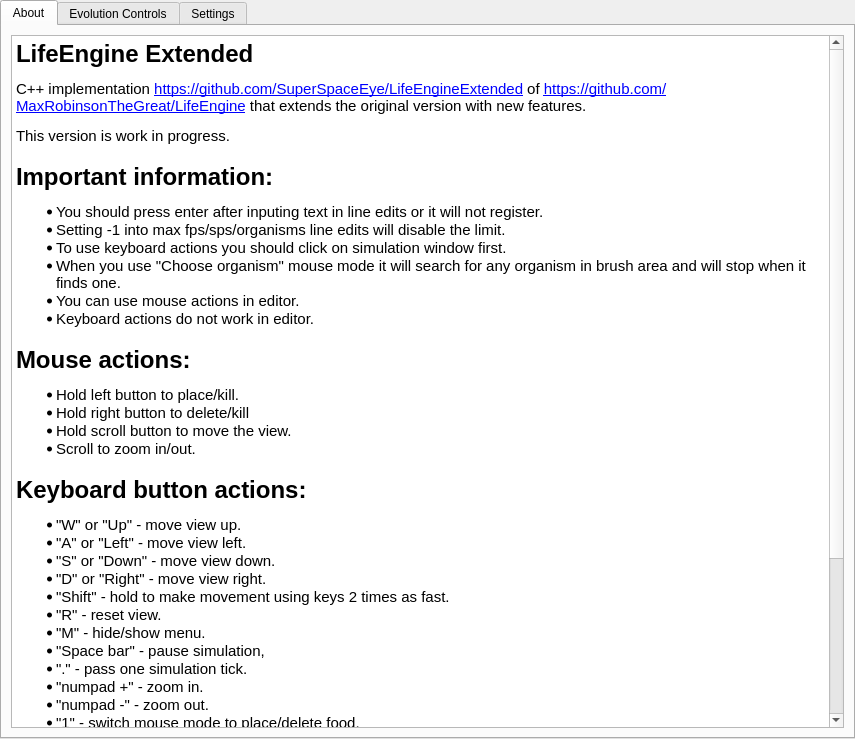
Qt form Source/UiFiles/info.ui (SuperSpaceEye/LifeEngineExtended) before a commit.
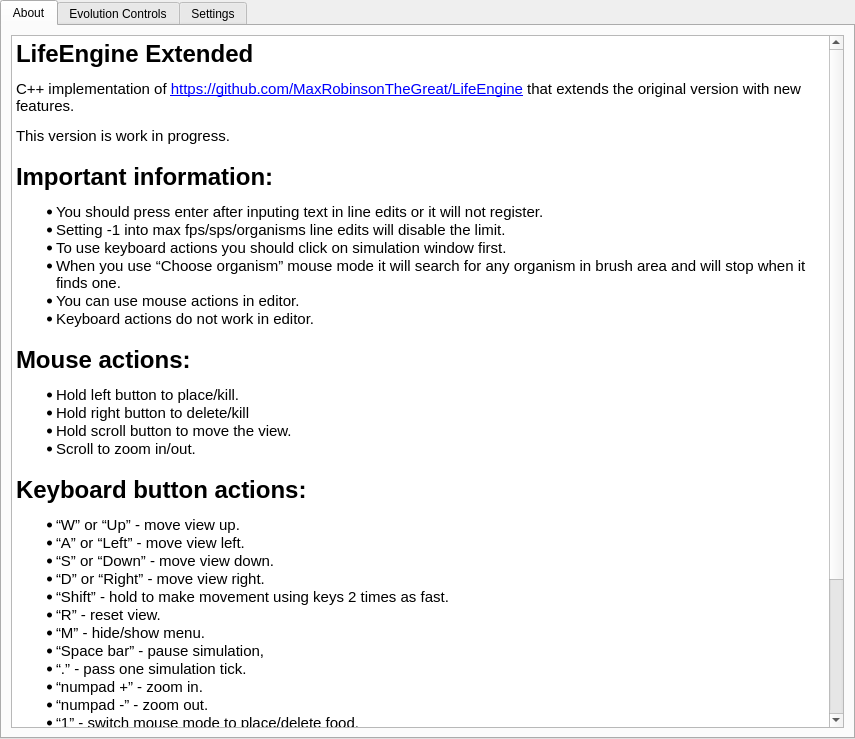
The same form after that commit.

Commit message: edited info a bit.

What changed in the file:
```diff
--- a/Source/UiFiles/info.ui
+++ b/Source/UiFiles/info.ui
@@ -46,41 +46,40 @@
 &lt;html&gt;&lt;head&gt;&lt;meta name=&quot;qrichtext&quot; content=&quot;1&quot; /&gt;&lt;style type=&quot;text/css&quot;&gt;
 p, li { white-space: pre-wrap; }
 &lt;/style&gt;&lt;/head&gt;&lt;body style=&quot; font-family:'Ubuntu'; font-size:11pt; font-weight:400; font-style:normal;&quot;&gt;
-&lt;h1 style=&quot; margin-top:18px; margin-bottom:12px; margin-left:0px; margin-right:0px; -qt-block-indent:0; text-indent:0px;&quot;&gt;&lt;a name=&quot;lifeengine-extended&quot;&gt;&lt;/a&gt;&lt;span style=&quot; font-size:xx-large; font-weight:600;&quot;&gt;L&lt;/span&gt;&lt;span style=&quot; font-size:xx-large; font-weight:600;&quot;&gt;ifeEngine Extended&lt;/span&gt;&lt;/h1&gt;
-&lt;p style=&quot; margin-top:12px; margin-bottom:12px; margin-left:0px; margin-right:0px; -qt-block-indent:0; text-indent:0px;&quot;&gt;C++ implementation &lt;a href=&quot;https://github.com/SuperSpaceEye/LifeEngineExtended&quot;&gt;&lt;span style=&quot; text-decoration: underline; color:#0000ff;&quot;&gt;https://github.com/SuperSpaceEye/LifeEngineExtended&lt;/span&gt;&lt;/a&gt; of &lt;a href=&quot;https://github.com/MaxRobinsonTheGreat/LifeEngine&quot;&gt;&lt;span style=&quot; text-decoration: underline; color:#0000ff;&quot;&gt;https://github.com/MaxRobinsonTheGreat/LifeEngine&lt;/span&gt;&lt;/a&gt; that extends the original version with new features.&lt;/p&gt;
+&lt;h1 style=&quot; margin-top:18px; margin-bottom:12px; margin-left:0px; margin-right:0px; -qt-block-indent:0; text-indent:0px;&quot;&gt;&lt;a name=&quot;LifeEngine_Extended_0&quot;&gt;&lt;/a&gt;&lt;span style=&quot; font-size:xx-large; font-weight:600;&quot;&gt;L&lt;/span&gt;&lt;span style=&quot; font-size:xx-large; font-weight:600;&quot;&gt;ifeEngine Extended&lt;/span&gt;&lt;/h1&gt;
+&lt;p style=&quot; margin-top:12px; margin-bottom:12px; margin-left:0px; margin-right:0px; -qt-block-indent:0; text-indent:0px;&quot;&gt;C++ implementation of &lt;a href=&quot;https://github.com/MaxRobinsonTheGreat/LifeEngine&quot;&gt;&lt;span style=&quot; text-decoration: underline; color:#0000ff;&quot;&gt;https://github.com/MaxRobinsonTheGreat/LifeEngine&lt;/span&gt;&lt;/a&gt; that extends the original version with new features.&lt;/p&gt;
 &lt;p style=&quot; margin-top:12px; margin-bottom:12px; margin-left:0px; margin-right:0px; -qt-block-indent:0; text-indent:0px;&quot;&gt;This version is work in progress.&lt;/p&gt;
-&lt;h1 style=&quot; margin-top:18px; margin-bottom:12px; margin-left:0px; margin-right:0px; -qt-block-indent:0; text-indent:0px;&quot;&gt;&lt;a name=&quot;important-information-&quot;&gt;&lt;/a&gt;&lt;span style=&quot; font-size:xx-large; font-weight:600;&quot;&gt;I&lt;/span&gt;&lt;span style=&quot; font-size:xx-large; font-weight:600;&quot;&gt;mportant information:&lt;/span&gt;&lt;/h1&gt;
+&lt;h1 style=&quot; margin-top:18px; margin-bottom:12px; margin-left:0px; margin-right:0px; -qt-block-indent:0; text-indent:0px;&quot;&gt;&lt;a name=&quot;Important_information_5&quot;&gt;&lt;/a&gt;&lt;span style=&quot; font-size:xx-large; font-weight:600;&quot;&gt;I&lt;/span&gt;&lt;span style=&quot; font-size:xx-large; font-weight:600;&quot;&gt;mportant information:&lt;/span&gt;&lt;/h1&gt;
 &lt;ul style=&quot;margin-top: 0px; margin-bottom: 0px; margin-left: 0px; margin-right: 0px; -qt-list-indent: 1;&quot;&gt;&lt;li style=&quot; margin-top:12px; margin-bottom:0px; margin-left:0px; margin-right:0px; -qt-block-indent:0; text-indent:0px;&quot;&gt;You should press enter after inputing text in line edits or it will not register.&lt;/li&gt;
 &lt;li style=&quot; margin-top:0px; margin-bottom:0px; margin-left:0px; margin-right:0px; -qt-block-indent:0; text-indent:0px;&quot;&gt;Setting -1 into max fps/sps/organisms line edits will disable the limit.&lt;/li&gt;
 &lt;li style=&quot; margin-top:0px; margin-bottom:0px; margin-left:0px; margin-right:0px; -qt-block-indent:0; text-indent:0px;&quot;&gt;To use keyboard actions you should click on simulation window first.&lt;/li&gt;
-&lt;li style=&quot; margin-top:0px; margin-bottom:0px; margin-left:0px; margin-right:0px; -qt-block-indent:0; text-indent:0px;&quot;&gt;When you use &amp;quot;Choose organism&amp;quot; mouse mode it will search for any organism in brush area and will stop when it finds one.&lt;/li&gt;
+&lt;li style=&quot; margin-top:0px; margin-bottom:0px; margin-left:0px; margin-right:0px; -qt-block-indent:0; text-indent:0px;&quot;&gt;When you use “Choose organism” mouse mode it will search for any organism in brush area and will stop when it finds one.&lt;/li&gt;
 &lt;li style=&quot; margin-top:0px; margin-bottom:0px; margin-left:0px; margin-right:0px; -qt-block-indent:0; text-indent:0px;&quot;&gt;You can use mouse actions in editor.&lt;/li&gt;
 &lt;li style=&quot; margin-top:0px; margin-bottom:12px; margin-left:0px; margin-right:0px; -qt-block-indent:0; text-indent:0px;&quot;&gt;Keyboard actions do not work in editor.&lt;/li&gt;&lt;/ul&gt;
-&lt;h1 style=&quot; margin-top:18px; margin-bottom:12px; margin-left:0px; margin-right:0px; -qt-block-indent:0; text-indent:0px;&quot;&gt;&lt;a name=&quot;mouse-actions-&quot;&gt;&lt;/a&gt;&lt;span style=&quot; font-size:xx-large; font-weight:600;&quot;&gt;M&lt;/span&gt;&lt;span style=&quot; font-size:xx-large; font-weight:600;&quot;&gt;ouse actions:&lt;/span&gt;&lt;/h1&gt;
+&lt;h1 style=&quot; margin-top:18px; margin-bottom:12px; margin-left:0px; margin-right:0px; -qt-block-indent:0; text-indent:0px;&quot;&gt;&lt;a name=&quot;Mouse_actions_13&quot;&gt;&lt;/a&gt;&lt;span style=&quot; font-size:xx-large; font-weight:600;&quot;&gt;M&lt;/span&gt;&lt;span style=&quot; font-size:xx-large; font-weight:600;&quot;&gt;ouse actions:&lt;/span&gt;&lt;/h1&gt;
 &lt;ul style=&quot;margin-top: 0px; margin-bottom: 0px; margin-left: 0px; margin-right: 0px; -qt-list-indent: 1;&quot;&gt;&lt;li style=&quot; margin-top:12px; margin-bottom:0px; margin-left:0px; margin-right:0px; -qt-block-indent:0; text-indent:0px;&quot;&gt;Hold left button to place/kill.&lt;/li&gt;
 &lt;li style=&quot; margin-top:0px; margin-bottom:0px; margin-left:0px; margin-right:0px; -qt-block-indent:0; text-indent:0px;&quot;&gt;Hold right button to delete/kill&lt;/li&gt;
 &lt;li style=&quot; margin-top:0px; margin-bottom:0px; margin-left:0px; margin-right:0px; -qt-block-indent:0; text-indent:0px;&quot;&gt;Hold scroll button to move the view.&lt;/li&gt;
 &lt;li style=&quot; margin-top:0px; margin-bottom:12px; margin-left:0px; margin-right:0px; -qt-block-indent:0; text-indent:0px;&quot;&gt;Scroll to zoom in/out.&lt;/li&gt;&lt;/ul&gt;
-&lt;h1 style=&quot; margin-top:18px; margin-bottom:12px; margin-left:0px; margin-right:0px; -qt-block-indent:0; text-indent:0px;&quot;&gt;&lt;a name=&quot;keyboard-button-actions-&quot;&gt;&lt;/a&gt;&lt;span style=&quot; font-size:xx-large; font-weight:600;&quot;&gt;K&lt;/span&gt;&lt;span style=&quot; font-size:xx-large; font-weight:600;&quot;&gt;eyboard button actions:&lt;/span&gt;&lt;/h1&gt;
-&lt;ul style=&quot;margin-top: 0px; margin-bottom: 0px; margin-left: 0px; margin-right: 0px; -qt-list-indent: 1;&quot;&gt;&lt;li style=&quot; margin-top:12px; margin-bottom:0px; margin-left:0px; margin-right:0px; -qt-block-indent:0; text-indent:0px;&quot;&gt;&amp;quot;W&amp;quot; or &amp;quot;Up&amp;quot; - move view up.&lt;/li&gt;
-&lt;li style=&quot; margin-top:0px; margin-bottom:0px; margin-left:0px; margin-right:0px; -qt-block-indent:0; text-indent:0px;&quot;&gt;&amp;quot;A&amp;quot; or &amp;quot;Left&amp;quot; - move view left.&lt;/li&gt;
-&lt;li style=&quot; margin-top:0px; margin-bottom:0px; margin-left:0px; margin-right:0px; -qt-block-indent:0; text-indent:0px;&quot;&gt;&amp;quot;S&amp;quot; or &amp;quot;Down&amp;quot; - move view down.&lt;/li&gt;
-&lt;li style=&quot; margin-top:0px; margin-bottom:0px; margin-left:0px; margin-right:0px; -qt-block-indent:0; text-indent:0px;&quot;&gt;&amp;quot;D&amp;quot; or &amp;quot;Right&amp;quot; - move view right.&lt;/li&gt;
-&lt;li style=&quot; margin-top:0px; margin-bottom:0px; margin-left:0px; margin-right:0px; -qt-block-indent:0; text-indent:0px;&quot;&gt;&amp;quot;Shift&amp;quot; - hold to make movement using keys 2 times as fast.&lt;/li&gt;
-&lt;li style=&quot; margin-top:0px; margin-bottom:0px; margin-left:0px; margin-right:0px; -qt-block-indent:0; text-indent:0px;&quot;&gt;&amp;quot;R&amp;quot; - reset view.&lt;/li&gt;
-&lt;li style=&quot; margin-top:0px; margin-bottom:0px; margin-left:0px; margin-right:0px; -qt-block-indent:0; text-indent:0px;&quot;&gt;&amp;quot;M&amp;quot; - hide/show menu.&lt;/li&gt;
-&lt;li style=&quot; margin-top:0px; margin-bottom:0px; margin-left:0px; margin-right:0px; -qt-block-indent:0; text-indent:0px;&quot;&gt;&amp;quot;Space bar&amp;quot; - pause simulation,&lt;/li&gt;
-&lt;li style=&quot; margin-top:0px; margin-bottom:0px; margin-left:0px; margin-right:0px; -qt-block-indent:0; text-indent:0px;&quot;&gt;&amp;quot;.&amp;quot; - pass one simulation tick.&lt;/li&gt;
-&lt;li style=&quot; margin-top:0px; margin-bottom:0px; margin-left:0px; margin-right:0px; -qt-block-indent:0; text-indent:0px;&quot;&gt;&amp;quot;numpad +&amp;quot; - zoom in.&lt;/li&gt;
-&lt;li style=&quot; margin-top:0px; margin-bottom:0px; margin-left:0px; margin-right:0px; -qt-block-indent:0; text-indent:0px;&quot;&gt;&amp;quot;numpad -&amp;quot; - zoom out.&lt;/li&gt;
-&lt;li style=&quot; margin-top:0px; margin-bottom:0px; margin-left:0px; margin-right:0px; -qt-block-indent:0; text-indent:0px;&quot;&gt;&amp;quot;1&amp;quot; - switch mouse mode to place/delete food.&lt;/li&gt;
-&lt;li style=&quot; margin-top:0px; margin-bottom:0px; margin-left:0px; margin-right:0px; -qt-block-indent:0; text-indent:0px;&quot;&gt;&amp;quot;2&amp;quot; - switch mouse mode to kill organisms.&lt;/li&gt;
-&lt;li style=&quot; margin-top:0px; margin-bottom:0px; margin-left:0px; margin-right:0px; -qt-block-indent:0; text-indent:0px;&quot;&gt;&amp;quot;3&amp;quot; - switch mouse mode to place/delete walls.&lt;/li&gt;
-&lt;li style=&quot; margin-top:0px; margin-bottom:0px; margin-left:0px; margin-right:0px; -qt-block-indent:0; text-indent:0px;&quot;&gt;&amp;quot;4&amp;quot; - switch mouse mode to place editor organisms.&lt;/li&gt;
-&lt;li style=&quot; margin-top:0px; margin-bottom:12px; margin-left:0px; margin-right:0px; -qt-block-indent:0; text-indent:0px;&quot;&gt;&amp;quot;5&amp;quot; - switch mouse mode to choose organisms from simulation.&lt;/li&gt;&lt;/ul&gt;
-&lt;h1 style=&quot; margin-top:18px; margin-bottom:12px; margin-left:0px; margin-right:0px; -qt-block-indent:0; text-indent:0px;&quot;&gt;&lt;a name=&quot;known-bugs-&quot;&gt;&lt;/a&gt;&lt;span style=&quot; font-size:xx-large; font-weight:600;&quot;&gt;K&lt;/span&gt;&lt;span style=&quot; font-size:xx-large; font-weight:600;&quot;&gt;nown bugs:&lt;/span&gt;&lt;/h1&gt;
+&lt;h1 style=&quot; margin-top:18px; margin-bottom:12px; margin-left:0px; margin-right:0px; -qt-block-indent:0; text-indent:0px;&quot;&gt;&lt;a name=&quot;Keyboard_button_actions_19&quot;&gt;&lt;/a&gt;&lt;span style=&quot; font-size:xx-large; font-weight:600;&quot;&gt;K&lt;/span&gt;&lt;span style=&quot; font-size:xx-large; font-weight:600;&quot;&gt;eyboard button actions:&lt;/span&gt;&lt;/h1&gt;
+&lt;ul style=&quot;margin-top: 0px; margin-bottom: 0px; margin-left: 0px; margin-right: 0px; -qt-list-indent: 1;&quot;&gt;&lt;li style=&quot; margin-top:12px; margin-bottom:0px; margin-left:0px; margin-right:0px; -qt-block-indent:0; text-indent:0px;&quot;&gt;“W” or “Up” - move view up.&lt;/li&gt;
+&lt;li style=&quot; margin-top:0px; margin-bottom:0px; margin-left:0px; margin-right:0px; -qt-block-indent:0; text-indent:0px;&quot;&gt;“A” or “Left” - move view left.&lt;/li&gt;
+&lt;li style=&quot; margin-top:0px; margin-bottom:0px; margin-left:0px; margin-right:0px; -qt-block-indent:0; text-indent:0px;&quot;&gt;“S” or “Down” - move view down.&lt;/li&gt;
+&lt;li style=&quot; margin-top:0px; margin-bottom:0px; margin-left:0px; margin-right:0px; -qt-block-indent:0; text-indent:0px;&quot;&gt;“D” or “Right” - move view right.&lt;/li&gt;
+&lt;li style=&quot; margin-top:0px; margin-bottom:0px; margin-left:0px; margin-right:0px; -qt-block-indent:0; text-indent:0px;&quot;&gt;“Shift” - hold to make movement using keys 2 times as fast.&lt;/li&gt;
+&lt;li style=&quot; margin-top:0px; margin-bottom:0px; margin-left:0px; margin-right:0px; -qt-block-indent:0; text-indent:0px;&quot;&gt;“R” - reset view.&lt;/li&gt;
+&lt;li style=&quot; margin-top:0px; margin-bottom:0px; margin-left:0px; margin-right:0px; -qt-block-indent:0; text-indent:0px;&quot;&gt;“M” - hide/show menu.&lt;/li&gt;
+&lt;li style=&quot; margin-top:0px; margin-bottom:0px; margin-left:0px; margin-right:0px; -qt-block-indent:0; text-indent:0px;&quot;&gt;“Space bar” - pause simulation,&lt;/li&gt;
+&lt;li style=&quot; margin-top:0px; margin-bottom:0px; margin-left:0px; margin-right:0px; -qt-block-indent:0; text-indent:0px;&quot;&gt;“.” - pass one simulation tick.&lt;/li&gt;
+&lt;li style=&quot; margin-top:0px; margin-bottom:0px; margin-left:0px; margin-right:0px; -qt-block-indent:0; text-indent:0px;&quot;&gt;“numpad +” - zoom in.&lt;/li&gt;
+&lt;li style=&quot; margin-top:0px; margin-bottom:0px; margin-left:0px; margin-right:0px; -qt-block-indent:0; text-indent:0px;&quot;&gt;“numpad -” - zoom out.&lt;/li&gt;
+&lt;li style=&quot; margin-top:0px; margin-bottom:0px; margin-left:0px; margin-right:0px; -qt-block-indent:0; text-indent:0px;&quot;&gt;“1” - switch mouse mode to place/delete food.&lt;/li&gt;
+&lt;li style=&quot; margin-top:0px; margin-bottom:0px; margin-left:0px; margin-right:0px; -qt-block-indent:0; text-indent:0px;&quot;&gt;“2” - switch mouse mode to kill organisms.&lt;/li&gt;
+&lt;li style=&quot; margin-top:0px; margin-bottom:0px; margin-left:0px; margin-right:0px; -qt-block-indent:0; text-indent:0px;&quot;&gt;“3” - switch mouse mode to place/delete walls.&lt;/li&gt;
+&lt;li style=&quot; margin-top:0px; margin-bottom:0px; margin-left:0px; margin-right:0px; -qt-block-indent:0; text-indent:0px;&quot;&gt;“4” - switch mouse mode to place editor organisms.&lt;/li&gt;
+&lt;li style=&quot; margin-top:0px; margin-bottom:12px; margin-left:0px; margin-right:0px; -qt-block-indent:0; text-indent:0px;&quot;&gt;“5” - switch mouse mode to choose organisms from simulation.&lt;/li&gt;&lt;/ul&gt;
+&lt;h1 style=&quot; margin-top:18px; margin-bottom:12px; margin-left:0px; margin-right:0px; -qt-block-indent:0; text-indent:0px;&quot;&gt;&lt;a name=&quot;Known_bugs_37&quot;&gt;&lt;/a&gt;&lt;span style=&quot; font-size:xx-large; font-weight:600;&quot;&gt;K&lt;/span&gt;&lt;span style=&quot; font-size:xx-large; font-weight:600;&quot;&gt;nown bugs:&lt;/span&gt;&lt;/h1&gt;
 &lt;ul style=&quot;margin-top: 0px; margin-bottom: 0px; margin-left: 0px; margin-right: 0px; -qt-list-indent: 1;&quot;&gt;&lt;li style=&quot; margin-top:12px; margin-bottom:0px; margin-left:0px; margin-right:0px; -qt-block-indent:0; text-indent:0px;&quot;&gt;Saving and loading will not work correctly unless your path contains only english letters.&lt;/li&gt;
-&lt;li style=&quot; margin-top:0px; margin-bottom:0px; margin-left:0px; margin-right:0px; -qt-block-indent:0; text-indent:0px;&quot;&gt;If you want to load save file made in original version, it shouldn't contain any float values or my version will crash. You can export save files with floats made in my version to the original though.&lt;/li&gt;
 &lt;li style=&quot; margin-top:0px; margin-bottom:12px; margin-left:0px; margin-right:0px; -qt-block-indent:0; text-indent:0px;&quot;&gt;Mouse movement tracking is imprecise.&lt;/li&gt;&lt;/ul&gt;&lt;/body&gt;&lt;/html&gt;</string>
          </property>
         </widget>
```
Left out of the diff: 45 changed lines with no effect on the pictures. The commit also changes 6 other files.
